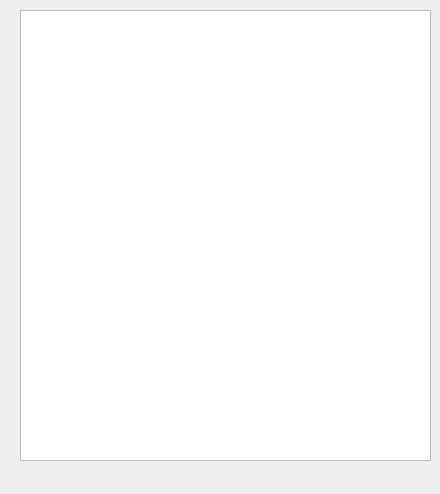
Old version of the form ui/vosk_text.ui in the repository onestep-ssw/voice_to_text.
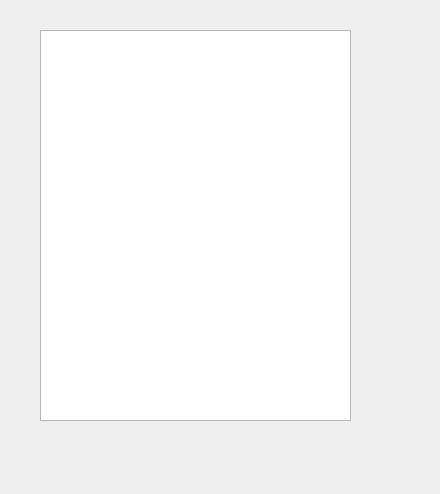
New version of the form.

```diff
--- a/ui/vosk_text.ui
+++ b/ui/vosk_text.ui
@@ -16,18 +16,12 @@
   <widget class="QTextEdit" name="content_text">
    <property name="geometry">
     <rect>
-     <x>20</x>
-     <y>10</y>
-     <width>411</width>
-     <height>451</height>
+     <x>40</x>
+     <y>30</y>
+     <width>311</width>
+     <height>391</height>
     </rect>
    </property>
-   <property name="font">
-    <font>
-     <family>宋体</family>
-     <pointsize>10</pointsize>
-    </font>
-   </property>
   </widget>
  </widget>
  <resources/>
```
